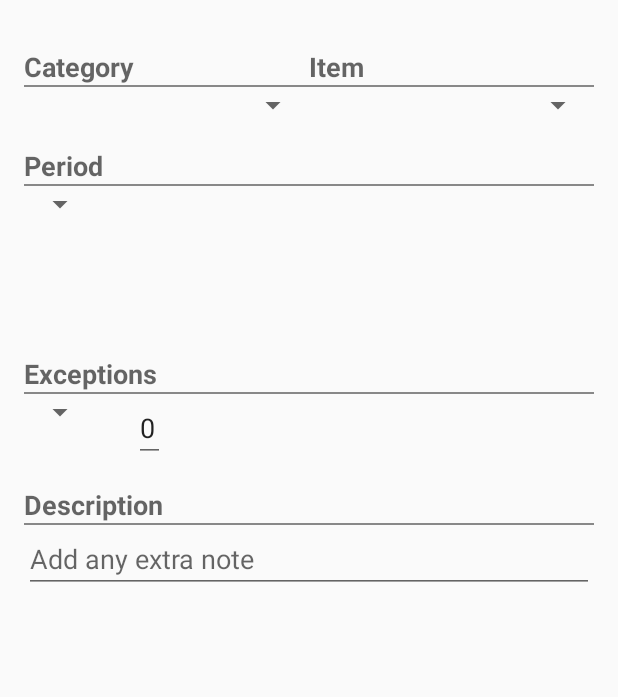
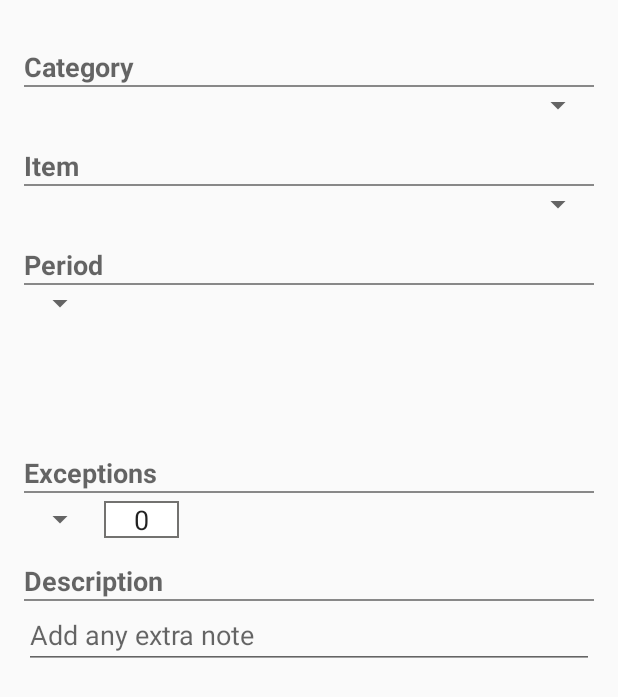
Before and after one commit to ravi-jain/SankalpRepository, an Android app: the layout fragment_sp_add_sankalp.xml on its own in the app's theme, with its tools: preview values and no code run, on a phone screen of 412 x 824 dp. Shown: the top 697 px of the screen. Run offline under Robolectric (Android 15) with nearby library versions, the phone set to English and light mode, and no system bars.

```diff
--- a/app/src/main/java/com/ravijain/sankalp/fragments/SpAddSankalpActivityFragment.java
+++ b/app/src/main/java/com/ravijain/sankalp/fragments/SpAddSankalpActivityFragment.java
@@ -20,6 +20,7 @@ import android.widget.EditText;
 import android.widget.RadioGroup;
 import android.widget.Spinner;
 import android.widget.TextView;
+import android.widget.Toast;
 
 import com.ravijain.sankalp.R;
 import com.ravijain.sankalp.activities.SpConstants;
@@ -189,6 +190,7 @@ public class SpAddSankalpActivityFragment extends Fragment {
             @Override
             public void onItemSelected(AdapterView<?> parentView, View selectedItemView, int position, long id) {
                 // your code here
+                Toast.makeText(getActivity(), ((SpCategoryItem)parentView.getSelectedItem()).getCategoryItemName(), Toast.LENGTH_SHORT).show();
             }
 
             @Override
--- a/app/src/main/java/com/ravijain/sankalp/fragments/SpSankalpListFragment.java
+++ b/app/src/main/java/com/ravijain/sankalp/fragments/SpSankalpListFragment.java
@@ -82,7 +82,7 @@ public class SpSankalpListFragment extends Fragment implements SearchView.OnQuer
             public void onItemClick(AdapterView<?> adapterView, View view, int position, long l) {
                 SpSankalp sankalp = (SpSankalp)adapterView.getItemAtPosition(position);
                 Intent intent = new Intent(getActivity(), SpSankalpDetailsActivity.class);
-                intent.putExtra(SpConstants.INTENT_KEY_SANKALP_TYPE, sankalp.getSankalpType());
+//                intent.putExtra(SpConstants.INTENT_KEY_SANKALP_TYPE, sankalp.getSankalpType());
                 intent.putExtra(SpConstants.INTENT_KEY_SANKALP_ID, sankalp.getId());
                 startActivity(intent);
             }
--- a/app/src/main/java/com/ravijain/sankalp/fragments/SpUserProfileFragment.java
+++ b/app/src/main/java/com/ravijain/sankalp/fragments/SpUserProfileFragment.java
@@ -9,6 +9,7 @@ import android.view.MenuInflater;
 import android.view.MenuItem;
 import android.view.View;
 import android.view.ViewGroup;
+import android.widget.Toast;
 
 import com.ravijain.sankalp.R;
 
@@ -27,7 +28,9 @@ public class SpUserProfileFragment extends Fragment {
     public View onCreateView(LayoutInflater inflater, ViewGroup container,
                              Bundle savedInstanceState) {
         // Inflate the layout for this fragment
-        return inflater.inflate(R.layout.fragment_user_profile, container, false);
+        View v = inflater.inflate(R.layout.fragment_user_profile, container, false);
+        setHasOptionsMenu(true);
+        return v;
     }
 
     @Override
@@ -39,6 +42,7 @@ public class SpUserProfileFragment extends Fragment {
     public boolean onOptionsItemSelected(MenuItem item) {
         int id = item.getItemId();
         if (id == R.id.action_updateProfile) {
+            Toast.makeText(getActivity(), "hello", Toast.LENGTH_SHORT).show();
             return true;
         }
 
--- a/app/src/main/res/drawable/edittextbox.xml
+++ b/app/src/main/res/drawable/edittextbox.xml
@@ -1,9 +1,6 @@
 <?xml version="1.0" encoding="utf-8"?>
 <shape xmlns:android="http://schemas.android.com/apk/res/android"
     android:shape="rectangle">
-    <corners
-        android:radius="2dp"
-        />
     <solid android:color="#ffffff"
         />
     <stroke
--- /dev/null
+++ b/app/src/main/res/drawable/round_button.xml
@@ -0,0 +1,17 @@
+<?xml version="1.0" encoding="utf-8"?>
+<selector xmlns:android="http://schemas.android.com/apk/res/android">
+    <item android:state_pressed="false">
+        <shape android:shape="oval">
+            <solid android:color="#ffffff"/>
+            <stroke
+                android:width="1dip"
+                android:color="#737270" />
+        </shape>
+    </item>
+    <item android:state_pressed="true">
+        <shape android:shape="oval">
+            <solid android:color="#737270"/>
+
+        </shape>
+    </item>
+</selector>
--- a/app/src/main/res/layout/activity_main.xml
+++ b/app/src/main/res/layout/activity_main.xml
@@ -19,7 +19,7 @@
         android:layout_width="match_parent"
         android:layout_height="match_parent" >
 
-        <fragment xmlns:android="http://schemas.android.com/apk/res/android"
+        <!--<fragment xmlns:android="http://schemas.android.com/apk/res/android"
             xmlns:app="http://schemas.android.com/apk/res-auto"
             xmlns:tools="http://schemas.android.com/tools"
             android:id="@+id/fragment"
@@ -27,7 +27,7 @@
             android:layout_width="match_parent"
             android:layout_height="match_parent"
             app:layout_behavior="@string/appbar_scrolling_view_behavior"
-            tools:layout="@layout/fragment_card_dashboard" />
+            tools:layout="@layout/fragment_card_dashboard" />-->
 
         </FrameLayout>
 
--- a/app/src/main/res/layout/fragment_sp_add_sankalp.xml
+++ b/app/src/main/res/layout/fragment_sp_add_sankalp.xml
@@ -39,7 +39,7 @@
                 android:text="@string/niyam" />
         </RadioGroup>-->
 
-        <LinearLayout
+        <!--<LinearLayout
             android:layout_width="match_parent"
             android:layout_height="wrap_content"
             android:weightSum="1">
@@ -81,6 +81,32 @@
                 android:layout_weight="0.5"
                 android:spinnerMode="dropdown" />
         </LinearLayout>
+-->
+        <TextView
+            style="@style/SpLabel"
+            android:paddingTop="@dimen/activity_vertical_margin"
+            android:text="@string/sankalpCategory" />
+
+        <View style="@style/SpHorizontalDivider" />
+
+        <Spinner
+            android:id="@+id/categories_spinner"
+            android:layout_width="match_parent"
+            android:layout_height="wrap_content"
+            android:spinnerMode="dropdown" />
+
+        <TextView
+            style="@style/SpLabel"
+            android:paddingTop="@dimen/activity_vertical_margin"
+            android:text="@string/sankalpItem" />
+
+        <View style="@style/SpHorizontalDivider" />
+
+        <Spinner
+            android:id="@+id/items_spinner"
+            android:layout_width="match_parent"
+            android:layout_height="wrap_content"
+            android:spinnerMode="dialog" />
 
         <TextView
             style="@style/SpLabel"
@@ -158,23 +184,45 @@
         <LinearLayout xmlns:android="http://schemas.android.com/apk/res/android"
             android:layout_width="match_parent"
             android:layout_height="wrap_content"
+            android:layout_marginTop="5dp"
             android:weightSum="1">
 
             <Spinner
                 android:id="@+id/exceptionOrTarget_spinner"
                 android:layout_width="wrap_content"
                 android:layout_height="wrap_content"
+                android:layout_gravity="center_vertical"
                 android:spinnerMode="dropdown" />
 
+            <!--<Button
+                android:layout_width="25dp"
+                android:layout_height="25dp"
+                android:layout_marginLeft="15dp"
+                android:background="@drawable/round_button"
+                android:gravity="center_vertical|center_horizontal"
+                android:text="-"
+                android:textSize="15sp"
+                />-->
             <EditText
                 android:id="@+id/exceptionOrTargetCount_textView"
                 style="@style/SpText"
-                android:layout_marginLeft="25dp"
-                android:layout_marginRight="25dp"
+                android:minWidth="50dp"
+                android:layout_marginLeft="5dp"
+                android:gravity="center"
+                android:background="@drawable/edittextbox"
+                android:inputType="number"
+                android:layout_gravity="center_vertical"
+                android:text="0" />
 
-                android:inputType="number"
-
-                android:text="0" />
+            <!--<Button
+                android:layout_width="25dp"
+                android:layout_height="25dp"
+                android:layout_marginLeft="5dp"
+                android:background="@drawable/round_button"
+                android:gravity="center_vertical|center_horizontal"
+                android:text="+"
+                android:textSize="15sp"
+                 />-->
 
             <LinearLayout xmlns:android="http://schemas.android.com/apk/res/android"
                 android:id="@+id/exceptionOrTargetCurrentCount_ll"
@@ -194,6 +242,10 @@
                 <EditText
                     android:id="@+id/exceptionOrTargetCurrentCount_tv"
                     style="@style/SpText"
+                    android:layout_marginLeft="15dp"
+                    android:minWidth="50dp"
+                    android:background="@drawable/edittextbox"
+                    android:gravity="center"
                     android:inputType="number" />
             </LinearLayout>
         </LinearLayout>
--- a/app/src/main/res/layout/spinner_dropdown_item.xml
+++ b/app/src/main/res/layout/spinner_dropdown_item.xml
@@ -2,5 +2,6 @@
     android:id="@android:id/text1"
     style="@style/SpText"
     android:padding="@dimen/activity_horizontal_margin"
+    android:gravity="center"
     android:singleLine="true"
     android:ellipsize="marquee"/>
--- a/app/src/main/res/values/arrays.xml
+++ b/app/src/main/res/values/arrays.xml
@@ -19,6 +19,7 @@
     </string-array>
 
     <string-array name="drawerList">
+        <item>@string/Dashboard</item>
         <item>@string/UpdateProfile</item>
         <item>@string/SankalpVidhi</item>
         <item>@string/Feedback</item>
--- a/app/src/main/res/values/strings.xml
+++ b/app/src/main/res/values/strings.xml
@@ -24,6 +24,7 @@
 
 
     <!-- I18N Strings -->
+    <string name="Dashboard">Dashboard</string>
     <string name="UpdateProfile">Update Profile</string>
     <string name="SankalpVidhi">Sankalp Vidhi</string>
     <string name="Feedback">Contact Us</string>
```
Also changed, not shown: app/src/main/java/com/ravijain/sankalp/activities/SpMainActivity.java (+33 -26 lines), app/src/main/java/com/ravijain/sankalp/activities/SpSankalpDetailsActivity.java (+66 -10 lines), app/src/main/java/com/ravijain/sankalp/data/SpContentProvider.java (+63 -15 lines), app/src/main/java/com/ravijain/sankalp/data/SpDBHelper.java (+13 -2 lines), app/src/main/java/com/ravijain/sankalp/data/SpTableContract.java (+10 -1 lines), app/src/main/res/layout/activity_sp_sankalp_details.xml (+21 -1 lines).
